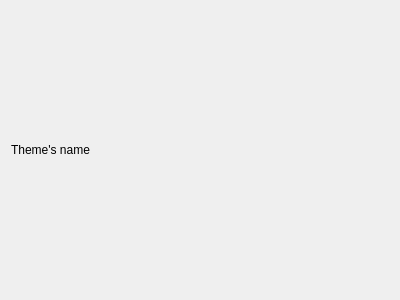
First picture: the form in ui/themewidget.ui, repository Zapharaos/Color-Theme-Manager, before the edit.
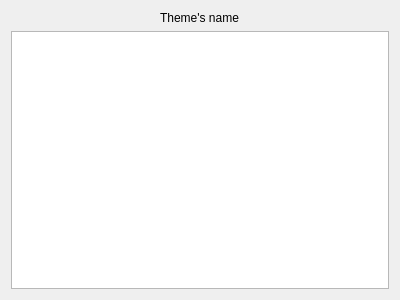
Second picture: the form after the edit.

Commit message: color in theme item

Patch:
```diff
--- a/ui/themewidget.ui
+++ b/ui/themewidget.ui
@@ -13,14 +13,23 @@
   <property name="windowTitle">
    <string>Form</string>
   </property>
-  <layout class="QGridLayout" name="gridLayout">
-   <item row="0" column="0">
+  <layout class="QVBoxLayout" name="verticalLayout">
+   <item alignment="Qt::AlignHCenter">
     <widget class="QLabel" name="name">
+     <property name="sizePolicy">
+      <sizepolicy hsizetype="Fixed" vsizetype="Fixed">
+       <horstretch>0</horstretch>
+       <verstretch>0</verstretch>
+      </sizepolicy>
+     </property>
      <property name="text">
       <string>Theme's name</string>
      </property>
     </widget>
    </item>
+   <item>
+    <widget class="QListWidget" name="colorsList"/>
+   </item>
   </layout>
  </widget>
  <resources/>
```
The commit also changes 8 other files.
